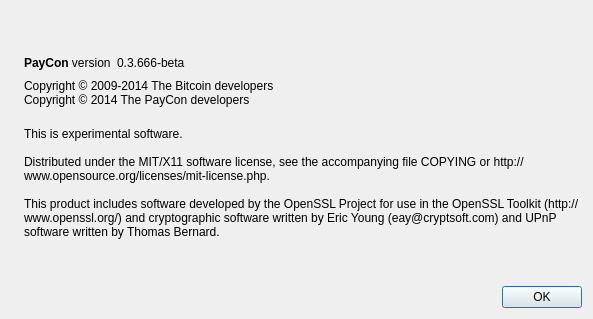
The window that src/qt/forms/aboutdialog.ui (Crestington/Test) describes before a commit, drawn with Qt 5.
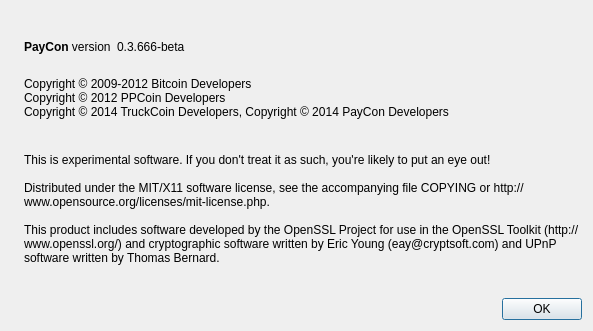
The same window after the commit. Icons and pictures are not drawn.

```diff
--- a/src/qt/forms/aboutdialog.ui
+++ b/src/qt/forms/aboutdialog.ui
@@ -7,7 +7,7 @@
     <x>0</x>
     <y>0</y>
     <width>593</width>
-    <height>319</height>
+    <height>331</height>
    </rect>
   </property>
   <property name="windowTitle">
@@ -91,8 +91,11 @@
         <cursorShape>IBeamCursor</cursorShape>
        </property>
        <property name="text">
-        <string>Copyright © 2009-2014 The Bitcoin developers
-Copyright © 2014 The PayCon developers</string>
+        <string>
+Copyright © 2009-2012 Bitcoin Developers
+Copyright © 2012 PPCoin Developers
+Copyright © 2014 TruckCoin Developers, Copyright © 2014 PayCon Developers
+</string>
        </property>
        <property name="textInteractionFlags">
         <set>Qt::LinksAccessibleByMouse|Qt::TextSelectableByKeyboard|Qt::TextSelectableByMouse</set>
@@ -106,7 +109,7 @@
        </property>
        <property name="text">
         <string>
-This is experimental software.
+This is experimental software. If you don't treat it as such, you're likely to put an eye out!
 
 Distributed under the MIT/X11 software license, see the accompanying file COPYING or http://www.opensource.org/licenses/mit-license.php.
 
```
